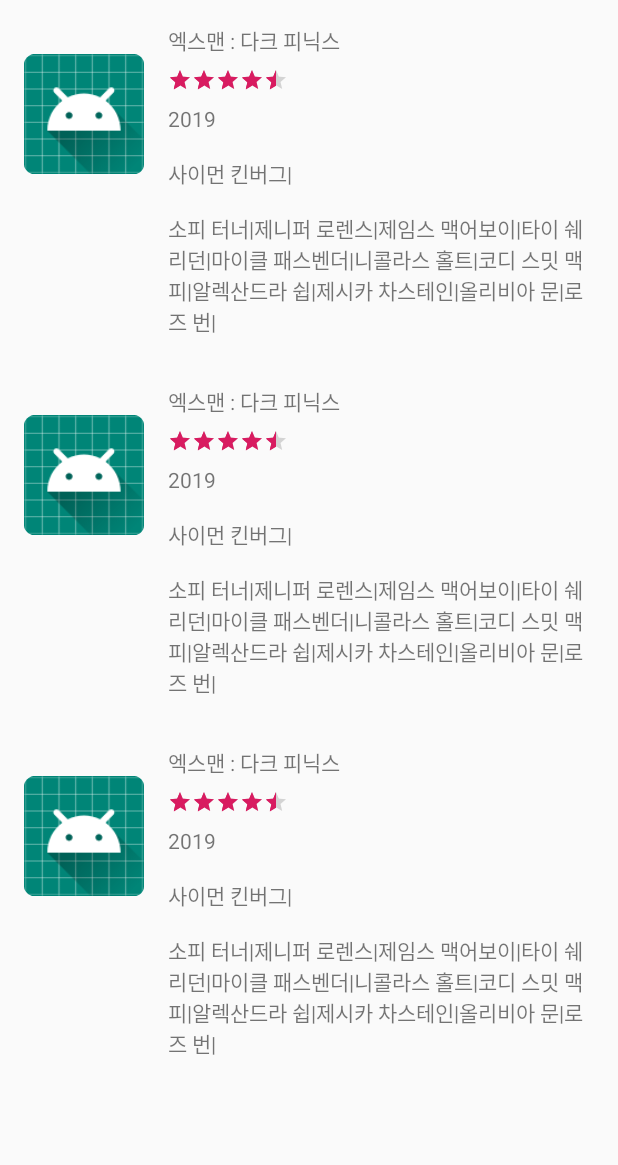
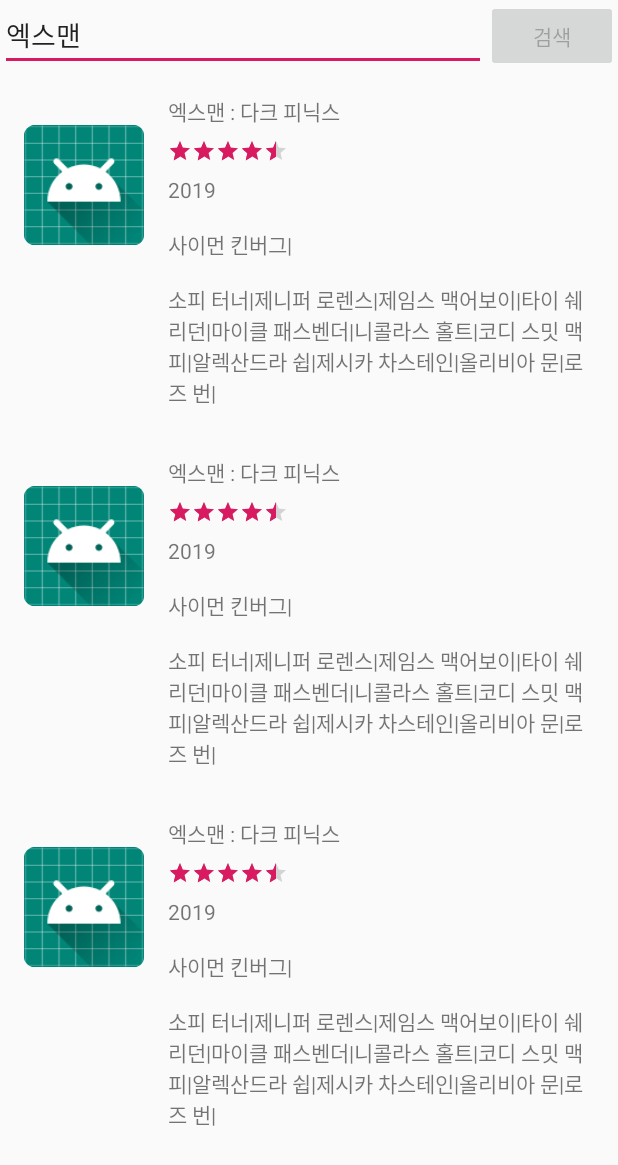
Before and after one commit to deadlykitten-dev/gdg-songdo-android, an Android app: the layout activity_main.xml on its own in the app's theme, with its tools: preview values and no code run, on a phone screen of 412 x 824 dp. Shown: the top 1165 px of the screen. Run offline under Robolectric (Android 15) with nearby library versions, the phone set to English and light mode, and no system bars.

```diff
--- a/app/build.gradle
+++ b/app/build.gradle
@@ -30,7 +30,7 @@ android {
 
 dependencies {
     implementation fileTree(dir: 'libs', include: ['*.jar'])
-    implementation"org.jetbrains.kotlin:kotlin-stdlib-jdk7:$kotlin_version"
+    implementation "org.jetbrains.kotlin:kotlin-stdlib-jdk7:$kotlin_version"
     implementation 'androidx.appcompat:appcompat:1.1.0'
     implementation 'androidx.core:core-ktx:1.1.0'
     implementation 'com.squareup.retrofit2:retrofit:2.7.1'
--- a/app/src/main/AndroidManifest.xml
+++ b/app/src/main/AndroidManifest.xml
@@ -11,6 +11,7 @@
         android:roundIcon="@mipmap/ic_launcher_round"
         android:supportsRtl="true"
         android:theme="@style/AppTheme">
+        <activity android:name=".WebViewActivity"/>
         <activity android:name=".MainActivity">
             <intent-filter>
                 <action android:name="android.intent.action.MAIN" />
--- a/app/src/main/java/com/nine/kestrel/mymvi/adapter/MovieListAdapter.kt
+++ b/app/src/main/java/com/nine/kestrel/mymvi/adapter/MovieListAdapter.kt
@@ -18,6 +18,8 @@ class MovieListAdapter : RecyclerView.Adapter<MovieViewHolder>() {
 
     private val items = mutableListOf<Movie>()
 
+    var onClick: (item: Movie) -> Unit = {}
+
     fun replaceItems(items: List<Movie>) {
         this.items.clear()
         this.items.addAll(items)
@@ -36,6 +38,7 @@ class MovieListAdapter : RecyclerView.Adapter<MovieViewHolder>() {
 
     override fun onBindViewHolder(holder: MovieViewHolder, position: Int) {
         val item = items[position]
+        holder.itemView.setOnClickListener { onClick(item) }
         holder.bind(item)
     }
 }
--- a/app/src/main/java/com/nine/kestrel/mymvi/network/Api.kt
+++ b/app/src/main/java/com/nine/kestrel/mymvi/network/Api.kt
@@ -15,8 +15,8 @@ import retrofit2.http.Query
 interface Api {
     @GET(value = "v1/search/movie.json")
     fun getMovieList(
-        @Header(value = "X-Naver-Client-Id") clientId: String = "",
-        @Header(value = "X-Naver-Client-Secret") clientSecret: String = "",
+        @Header(value = "X-Naver-Client-Id") clientId: String = "1NUXDsk807uWzySiL1F9",
+        @Header(value = "X-Naver-Client-Secret") clientSecret: String = "p7LDHJlZBY",
         @Query(value = "query") query: String
     ): Call<MovieResponse>
 }
--- a/app/src/main/res/layout/activity_main.xml
+++ b/app/src/main/res/layout/activity_main.xml
@@ -6,11 +6,31 @@
     android:layout_height="match_parent"
     tools:context=".MainActivity">
 
+    <EditText
+        android:id="@+id/et_query"
+        android:layout_width="0dp"
+        android:layout_height="wrap_content"
+        app:layout_constraintEnd_toStartOf="@id/button"
+        app:layout_constraintStart_toStartOf="parent"
+        app:layout_constraintTop_toTopOf="parent"
+        tools:text="엑스맨" />
+
+    <Button
+        android:id="@+id/button"
+        android:layout_width="wrap_content"
+        android:layout_height="wrap_content"
+        android:text="검색"
+        android:enabled="false"
+        app:layout_constraintEnd_toEndOf="parent"
+        app:layout_constraintTop_toTopOf="parent" />
+
     <androidx.recyclerview.widget.RecyclerView
         android:id="@+id/rv_movie"
         android:layout_width="match_parent"
-        android:layout_height="match_parent"
+        android:layout_height="0dp"
         app:layoutManager="androidx.recyclerview.widget.LinearLayoutManager"
+        app:layout_constraintBottom_toBottomOf="parent"
+        app:layout_constraintTop_toBottomOf="@id/et_query"
         tools:listitem="@layout/item_movie" />
 
 </androidx.constraintlayout.widget.ConstraintLayout>
--- /dev/null
+++ b/app/src/main/res/layout/activity_web_view.xml
@@ -0,0 +1,5 @@
+<?xml version="1.0" encoding="utf-8"?>
+<WebView xmlns:android="http://schemas.android.com/apk/res/android"
+    android:id="@+id/web_view"
+    android:layout_width="match_parent"
+    android:layout_height="match_parent" />
```
Also changed, not shown: app/src/main/java/com/nine/kestrel/mymvi/MainActivity.kt (+32 -2 lines), app/src/main/java/com/nine/kestrel/mymvi/WebViewActivity.kt (added, +15 -0 lines), app/src/main/java/com/nine/kestrel/mymvi/adapter/MovieViewHolder.kt (+10 -8 lines).
